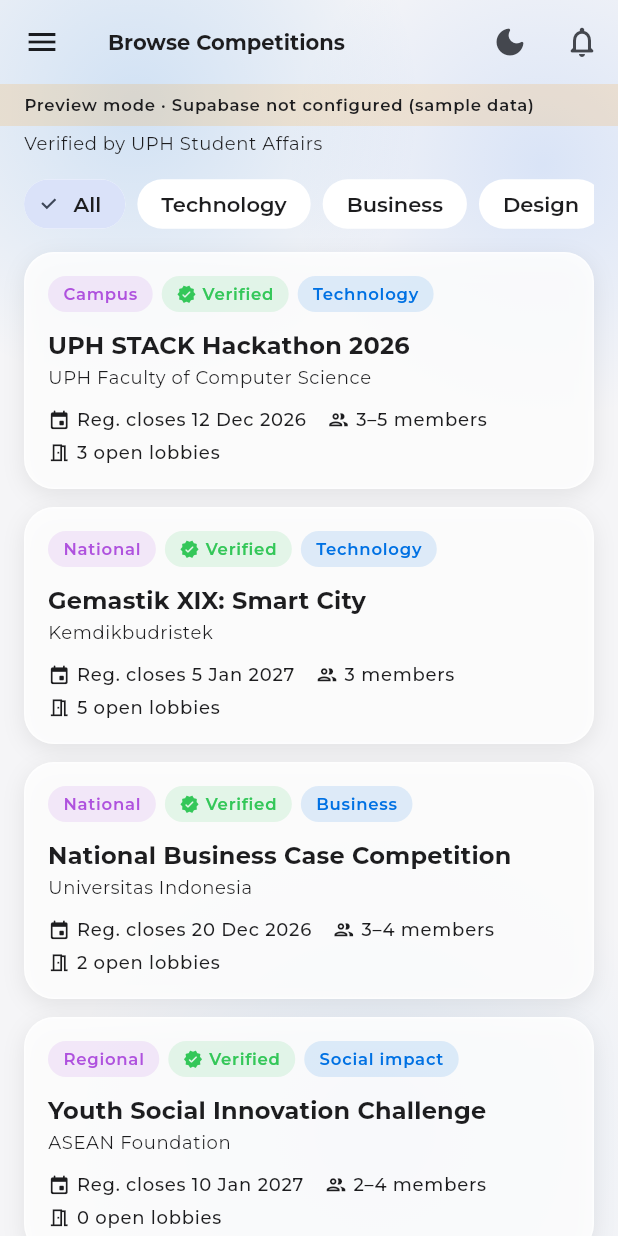
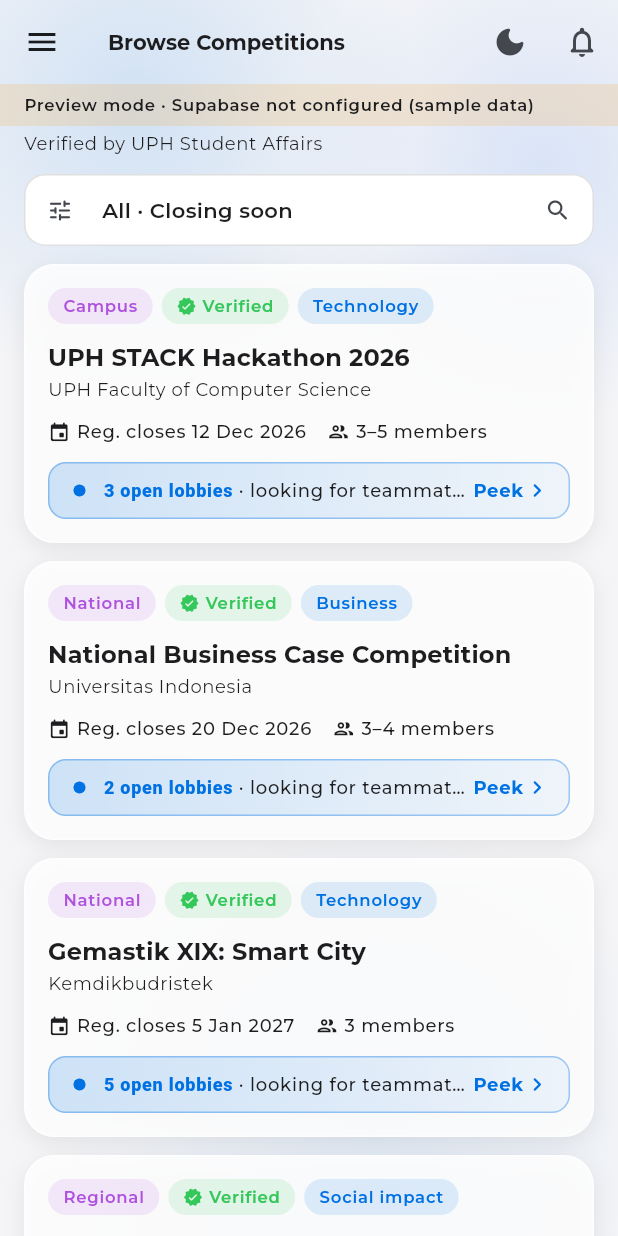
Before and after one commit to Anzuhaa/Bearch, a Flutter app: the screen it shows after launch, on a phone screen of 412 x 824 dp. Run offline on Flutter 3.47's test engine with Material 3 defaults, Android fonts, the phone set to English and light mode, and no system bars; our stand-ins replace file_picker, flutter_riverpod, go_router, google_fonts, shared_preferences, supabase_flutter; accounts and stored records are empty.

Commit message:
feat: instant reopen, browse filter sheet, lobby highlight, notifications drawer
- Cache role + competitions (shared_preferences): cold start routes straight
  to Browse/Admin and paints last-known list, then refreshes
- Browse: category + sort (closing soon / most lobbies / A-Z) in one
  searchable bottom sheet, like the study program picker
- Competition cards: highlighted open-lobbies strip with a short live pulse
- Notifications move to a right-side end drawer (bell or edge swipe);
  wider edge drag zone since HyperOS reports no gesture inset

Co-Authored-By: Claude Opus 5.5 <noreply@anthropic.com>

```diff
--- a/app/lib/features/competitions/browse_screen.dart
+++ b/app/lib/features/competitions/browse_screen.dart
@@ -8,7 +8,9 @@ import '../../core/motion.dart';
 import '../../core/session.dart';
 import '../../core/skeleton.dart';
 import '../../core/theme.dart';
+import 'browse_filter_sheet.dart';
 import 'competitions_data.dart';
+import 'lobby_buzz.dart';
 
 /// Figma 04 · Browse Competitions (mobile).
 class BrowseScreen extends ConsumerStatefulWidget {
@@ -19,7 +21,7 @@ class BrowseScreen extends ConsumerStatefulWidget {
 }
 
 class _BrowseScreenState extends ConsumerState<BrowseScreen> {
-  String _category = 'all';
+  BrowseFilter _filter = (category: 'all', sort: 'deadline');
 
   @override
   Widget build(BuildContext context) {
@@ -51,21 +53,18 @@ class _BrowseScreenState extends ConsumerState<BrowseScreen> {
             ),
             const SizedBox(height: 12),
           ],
-          SizedBox(
-            height: 40,
-            child: ListView.separated(
-              scrollDirection: Axis.horizontal,
-              itemCount: competitionCategories.length,
-              separatorBuilder: (context, index) => const SizedBox(width: 8),
-              itemBuilder: (context, i) {
-                final key = competitionCategories.keys.elementAt(i);
-                return ChoiceChip(
-                  label: Text(competitionCategories[key]!),
-                  selected: _category == key,
-                  onSelected: (_) => setState(() => _category = key),
-                );
-              },
-            ),
+          _FilterBar(
+            filter: _filter,
+            onTap: () async {
+              final all = competitions.value ?? const <CompetitionSummary>[];
+              final counts = <String, int>{'all': all.length};
+              for (final c in all) {
+                counts[c.category] = (counts[c.category] ?? 0) + 1;
+              }
+              final f = await showBrowseFilterSheet(context, _filter, counts);
+              if (f != null) setState(() => _filter = f);
+            },
+            onClear: () => setState(() => _filter = (category: 'all', sort: _filter.sort)),
           ),
           const SizedBox(height: 12),
           ...competitions.when(
@@ -79,7 +78,14 @@ class _BrowseScreenState extends ConsumerState<BrowseScreen> {
               ),
             ],
             data: (list) {
-              final shown = _category == 'all' ? list : list.where((c) => c.category == _category).toList();
+              final shown = [
+                for (final c in list)
+                  if (_filter.category == 'all' || c.category == _filter.category) c,
+              ]..sort(switch (_filter.sort) {
+                  'lobbies' => (a, b) => b.lobbyCount.compareTo(a.lobbyCount),
+                  'name' => (a, b) => a.name.toLowerCase().compareTo(b.name.toLowerCase()),
+                  _ => (a, b) => a.registrationDeadline.compareTo(b.registrationDeadline),
+                });
               if (shown.isEmpty) {
                 return [
                   EmptyState(
@@ -138,9 +144,10 @@ class _CompetitionCard extends StatelessWidget {
             children: [
               _Meta(Icons.event_rounded, 'Reg. closes $deadline'),
               _Meta(Icons.group_outlined, size),
-              _Meta(Icons.meeting_room_outlined, '${c.lobbyCount} open ${c.lobbyCount == 1 ? 'lobby' : 'lobbies'}'),
             ],
           ),
+          const SizedBox(height: 12),
+          LobbyBuzz(count: c.lobbyCount),
         ],
       ),
     );
@@ -162,3 +169,39 @@ class _Meta extends StatelessWidget {
     );
   }
 }
+
+/// One tappable summary of the active filter + sort (opens the sheet).
+class _FilterBar extends StatelessWidget {
+  const _FilterBar({required this.filter, required this.onTap, required this.onClear});
+
+  final BrowseFilter filter;
+  final VoidCallback onTap;
+  final VoidCallback onClear;
+
+  @override
+  Widget build(BuildContext context) {
+    final t = Theme.of(context).textTheme;
+    final filtered = filter.category != 'all';
+    return Row(children: [
+      Expanded(
+        child: InkWell(
+          borderRadius: BorderRadius.circular(14),
+          onTap: onTap,
+          child: InputDecorator(
+            decoration: const InputDecoration(
+              prefixIcon: Icon(Icons.tune_rounded),
+              suffixIcon: Icon(Icons.search_rounded),
+              isDense: true,
+            ),
+            child: Text(
+              '${competitionCategories[filter.category]} · ${browseSorts[filter.sort]}',
+              style: t.bodyMedium?.copyWith(fontWeight: FontWeight.w600),
+              overflow: TextOverflow.ellipsis,
+            ),
+          ),
+        ),
+      ),
+      if (filtered) IconButton(tooltip: 'Clear category', onPressed: onClear, icon: const Icon(Icons.close_rounded)),
+    ]);
+  }
+}
--- a/app/lib/features/competitions/competitions_data.dart
+++ b/app/lib/features/competitions/competitions_data.dart
@@ -1,6 +1,9 @@
+import 'dart:convert';
+
 import 'package:flutter_riverpod/flutter_riverpod.dart';
 import 'package:intl/intl.dart';
 
+import '../../core/local_cache.dart';
 import '../../core/session.dart';
 
 class CompetitionSummary {
@@ -97,9 +100,19 @@ final _previewCompetitions = [
   ),
 ];
 
-final competitionsProvider = FutureProvider<List<CompetitionSummary>>((ref) async {
+/// Cached list first (instant on cold start), then the fresh one from Supabase.
+final competitionsProvider = StreamProvider<List<CompetitionSummary>>((ref) async* {
   final client = ref.watch(supabaseProvider);
-  if (client == null) return _previewCompetitions;
+  if (client == null) {
+    yield _previewCompetitions;
+    return;
+  }
+  final cached = LocalCache.competitionsJson;
+  if (cached != null) {
+    try {
+      yield [for (final r in jsonDecode(cached) as List) CompetitionSummary.fromJson(r as Map<String, dynamic>)];
+    } catch (_) {/* stale format: ignore */}
+  }
   final today = DateFormat('yyyy-MM-dd').format(DateTime.now());
   final rows = await client
       .from('competitions')
@@ -107,5 +120,6 @@ final competitionsProvider = FutureProvider<List<CompetitionSummary>>((ref) asyn
       .eq('status', 'approved')
       .gte('registration_deadline', today)
       .order('registration_deadline', ascending: true); // closest deadline first
-  return rows.map(CompetitionSummary.fromJson).toList();
+  LocalCache.setCompetitionsJson(jsonEncode(rows));
+  yield rows.map(CompetitionSummary.fromJson).toList();
 });
--- /dev/null
+++ b/app/lib/features/competitions/lobby_buzz.dart
@@ -0,0 +1,92 @@
+import 'package:flutter/material.dart';
+
+import '../../core/theme.dart';
+
+/// Eye-catching "open lobbies" strip on a competition card: accent tint, a
+/// live pulsing dot and a teaser line, so students tap in to see who's there.
+class LobbyBuzz extends StatelessWidget {
+  const LobbyBuzz({super.key, required this.count});
+
+  final int count;
+
+  @override
+  Widget build(BuildContext context) {
+    final t = Theme.of(context).textTheme;
+    final live = count > 0;
+    final color = live ? BearchColors.accent : BearchColors.success;
+    return Container(
+      padding: const EdgeInsets.symmetric(horizontal: 12, vertical: 9),
+      decoration: BoxDecoration(
+        borderRadius: BorderRadius.circular(12),
+        gradient: LinearGradient(colors: [color.withValues(alpha: 0.18), color.withValues(alpha: 0.05)]),
+        border: Border.all(color: color.withValues(alpha: 0.35)),
+      ),
+      child: Row(children: [
+        if (live) const RepaintBoundary(child: _LiveDot()) else Icon(Icons.flag_rounded, size: 16, color: color),
+        const SizedBox(width: 8),
+        Expanded(
+          child: Text.rich(
+            TextSpan(children: [
+              TextSpan(
+                text: live ? '$count open ${count == 1 ? 'lobby' : 'lobbies'}' : 'No lobby yet',
+                style: TextStyle(color: color, fontWeight: FontWeight.w800),
+              ),
+              TextSpan(text: live ? ' · looking for teammates' : ' · be the first to start one'),
+            ]),
+            style: t.labelMedium,
+            maxLines: 1,
+            overflow: TextOverflow.ellipsis,
+          ),
+        ),
+        Text(live ? 'Peek' : 'Start', style: t.labelMedium?.copyWith(color: color, fontWeight: FontWeight.w700)),
+        Icon(Icons.chevron_right_rounded, size: 18, color: color),
+      ]),
+    );
+  }
+}
+
+class _LiveDot extends StatefulWidget {
+  const _LiveDot();
+
+  @override
+  State<_LiveDot> createState() => _LiveDotState();
+}
+
+class _LiveDotState extends State<_LiveDot> with SingleTickerProviderStateMixin {
+  // A few pulses to catch the eye, then rest: no endless ticker per card.
+  late final _c = AnimationController(vsync: this, duration: const Duration(milliseconds: 1400));
+
+  @override
+  void didChangeDependencies() {
+    super.didChangeDependencies();
+    if (!_c.isAnimating && _c.value == 0 && !MediaQuery.disableAnimationsOf(context)) _c.repeat(count: 4);
+  }
+
+  @override
+  void dispose() {
+    _c.dispose();
+    super.dispose();
+  }
+
+  @override
+  Widget build(BuildContext context) => SizedBox(
+        width: 16,
+        height: 16,
+        child: Stack(alignment: Alignment.center, children: [
+          ScaleTransition(
+            scale: Tween(begin: 0.4, end: 1.0).animate(_c),
+            child: FadeTransition(
+              opacity: Tween(begin: 0.6, end: 0.0).animate(_c),
+              child: const DecoratedBox(
+                decoration: BoxDecoration(color: BearchColors.accent, shape: BoxShape.circle),
+                child: SizedBox.expand(),
+              ),
+            ),
+          ),
+          const DecoratedBox(
+            decoration: BoxDecoration(color: BearchColors.accent, shape: BoxShape.circle),
+            child: SizedBox(width: 8, height: 8),
+          ),
+        ]),
+      );
+}
--- a/app/lib/main.dart
+++ b/app/lib/main.dart
@@ -5,6 +5,7 @@ import 'package:google_fonts/google_fonts.dart';
 import 'package:supabase_flutter/supabase_flutter.dart';
 
 import 'core/env.dart';
+import 'core/local_cache.dart';
 import 'core/theme.dart';
 import 'core/theme_mode.dart';
 import 'core/theme_reveal.dart';
@@ -17,6 +18,7 @@ Future<void> main() async {
   if (Env.isConfigured) {
     await Supabase.initialize(url: Env.supabaseUrl, publishableKey: Env.supabaseKey);
   }
+  await LocalCache.init();
   await _preloadMontserrat();
   runApp(const ProviderScope(child: BearchApp()));
 }
--- a/app/lib/router.dart
+++ b/app/lib/router.dart
@@ -5,6 +5,7 @@ import 'package:flutter_riverpod/flutter_riverpod.dart';
 import 'package:go_router/go_router.dart';
 import 'package:supabase_flutter/supabase_flutter.dart';
 
+import 'core/local_cache.dart';
 import 'core/session.dart';
 import 'features/admin/admin_dashboard_screen.dart';
 import 'features/admin/competition_queue_screen.dart';
@@ -73,7 +74,13 @@ final routerProvider = Provider<GoRouter>((ref) {
       if (client == null) return atAuth || loc == '/home' ? '/browse' : null; // preview mode: no auth
       final signedIn = client.auth.currentSession != null;
       if (!signedIn) return atAuth ? null : '/login';
-      if (atAuth) return '/home'; // HomeRedirect sends admins to /admin, students to /browse
+      // Returning user: we already know their role on this device, so open the right
+      // screen on the first frame instead of waiting ~0.4s for the profile request.
+      if (atAuth || loc == '/home') {
+        final role = LocalCache.roleFor(client.auth.currentUser!.id);
+        if (role != null) return role == 'admin' ? '/admin' : '/browse';
+        return atAuth ? '/home' : null; // first sign-in on this device: HomeRedirect resolves it
+      }
       return null;
     },
     routes: [
--- a/app/lib/shell/app_shell.dart
+++ b/app/lib/shell/app_shell.dart
@@ -42,7 +42,9 @@ class _AppShellState extends ConsumerState<AppShell> {
       onPopInvokedWithResult: (didPop, _) {
         if (didPop) return;
         if (_drawerOpen) {
-          _scaffoldKey.currentState?.closeDrawer();
+          _scaffoldKey.currentState
+            ?..closeDrawer()
+            ..closeEndDrawer();
         } else {
           context.go(_home);
         }
@@ -51,7 +53,14 @@ class _AppShellState extends ConsumerState<AppShell> {
         child: Scaffold(
           key: _scaffoldKey,
           backgroundColor: Colors.transparent,
+          // Gesture-nav phones reserve the screen edges for system back; start the
+          // drawer drag zone just inside that inset so edge swipes reach us.
+          drawerEdgeDragWidth: _edgeDragWidth(context),
           onDrawerChanged: (open) => setState(() => _drawerOpen = open),
+          onEndDrawerChanged: (open) {
+            setState(() => _drawerOpen = open);
+            if (!open) ref.invalidate(notificationsProvider); // reflect reads made inside
+          },
           appBar: AppBar(
             title: Text(item?.label ?? 'Bearch'),
             actions: [
@@ -60,6 +69,7 @@ class _AppShellState extends ConsumerState<AppShell> {
             ],
           ),
           drawer: BearchDrawer(location: widget.location),
+          endDrawer: const NotificationsDrawer(),
           body: Column(
             children: [
               if (!Env.isConfigured) const _PreviewBanner(),
@@ -70,6 +80,12 @@ class _AppShellState extends ConsumerState<AppShell> {
       ),
     );
   }
+}
+
+double _edgeDragWidth(BuildContext context) {
+  // Some ROMs (HyperOS) report 0 here while still eating ~30dp, so floor it.
+  final g = MediaQuery.systemGestureInsetsOf(context);
+  return [g.left, g.right, 32.0].reduce((a, b) => a > b ? a : b) + 28;
 }
 
 class _PreviewBanner extends StatelessWidget {
--- a/app/pubspec.yaml
+++ b/app/pubspec.yaml
@@ -40,6 +40,7 @@ dependencies:
   google_fonts: ^8.0.0
   intl: ^0.20.3
   file_picker: ^13.4.1
+  shared_preferences: ^2.5.6
 
 dev_dependencies:
   flutter_test:
```
Also changed, not shown: app/lib/core/local_cache.dart (added, +22 -0 lines), app/lib/features/competitions/browse_filter_sheet.dart (added, +92 -0 lines), app/lib/features/notifications/notifications_sheet.dart (+22 -13 lines), app/lib/shell/home_redirect.dart (+24 -1 lines), app/pubspec.lock.
